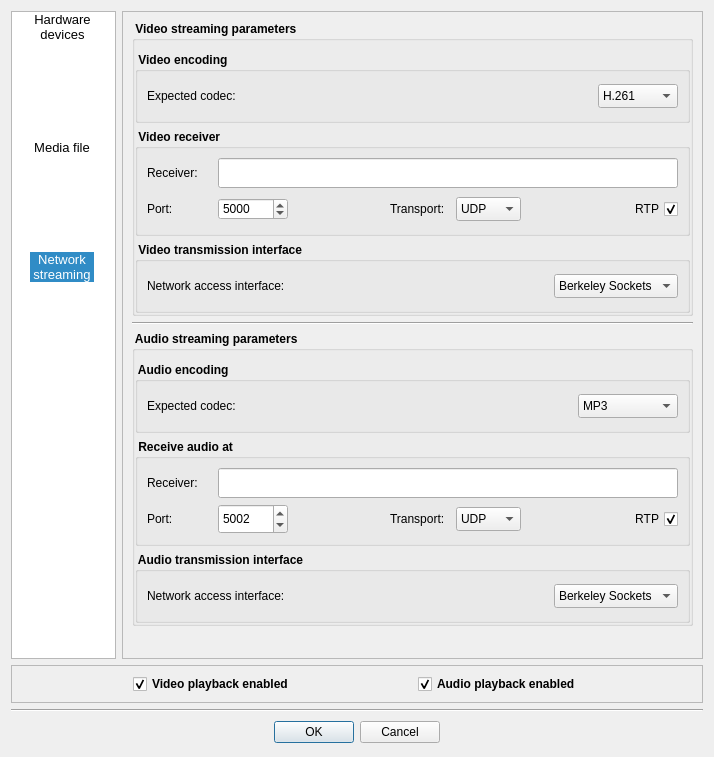
Above: Homer/forms/Dialogs/OpenVideoAudioPreviewDialog.ui from Homer-Conferencing/Homer-Conferencing before the change. Below: the same form after it.
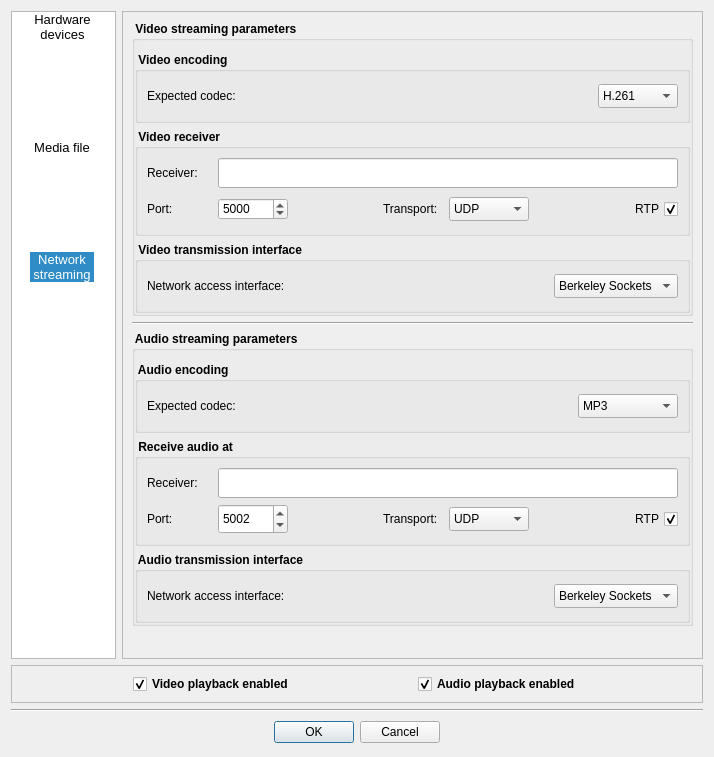
That is the form after the change. Icons and pictures are not drawn.

```diff
--- a/Homer/forms/Dialogs/OpenVideoAudioPreviewDialog.ui
+++ b/Homer/forms/Dialogs/OpenVideoAudioPreviewDialog.ui
@@ -711,13 +711,13 @@
                     <widget class="QComboBox" name="mCbTransportVideo">
                      <property name="minimumSize">
                       <size>
-                       <width>65</width>
+                       <width>0</width>
                        <height>24</height>
                       </size>
                      </property>
                      <property name="maximumSize">
                       <size>
-                       <width>65</width>
+                       <width>16777215</width>
                        <height>24</height>
                       </size>
                      </property>
@@ -1203,13 +1203,13 @@
                   <widget class="QComboBox" name="mCbTransportAudio">
                    <property name="minimumSize">
                     <size>
-                     <width>65</width>
+                     <width>0</width>
                      <height>24</height>
                     </size>
                    </property>
                    <property name="maximumSize">
                     <size>
-                     <width>65</width>
+                     <width>16777215</width>
                      <height>24</height>
                     </size>
                    </property>
```
